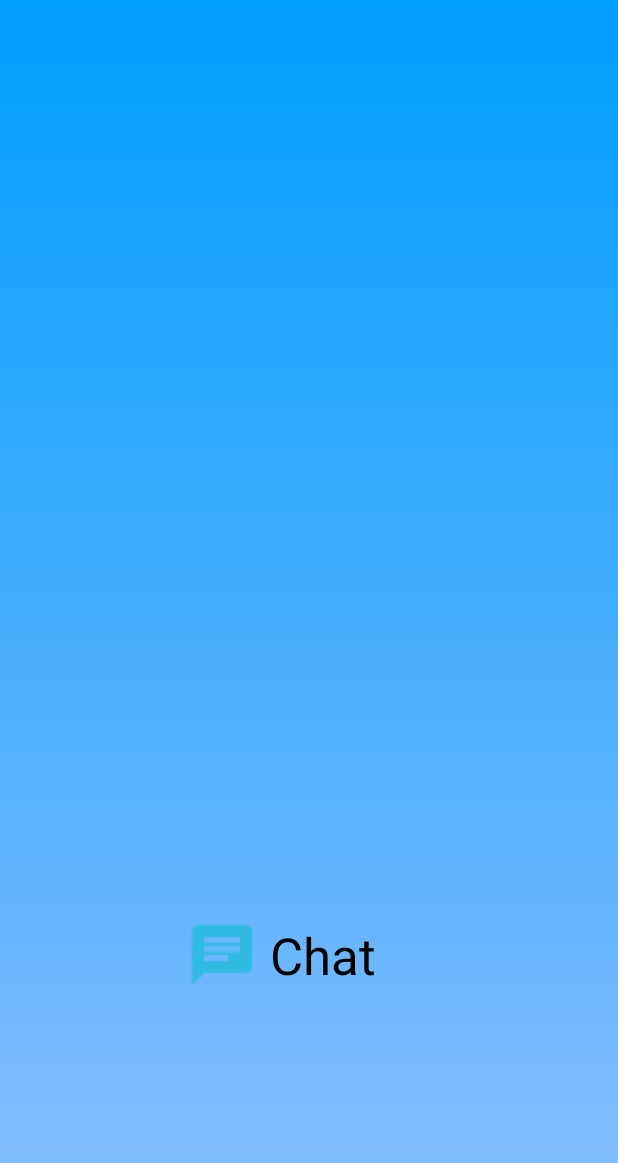
After one commit to ShaharShaki/chatAndroid, an Android app: the layout messageslayout.xml on its own in the app's theme, with its tools: preview values and no code run, on a phone screen of 412 x 824 dp. The commit adds this screen. Shown: the top 1163 px of the screen. Run offline under Robolectric (Android 15) with nearby library versions, the phone set to English and light mode, and no system bars.

Commit message:
add name to the chat

```diff
--- a/app/src/main/res/layout/activity_chat.xml
+++ b/app/src/main/res/layout/activity_chat.xml
@@ -13,9 +13,13 @@
         app:layout_constraintStart_toStartOf="parent"
         app:layout_constraintTop_toBottomOf="parent">
 
+        <include layout="@layout/messageslayout">
+
+        </include>
+
 
         <TextView
-            android:id="@+id/TextView"
+            android:id="@+id/user_name"
             android:layout_width="wrap_content"
             android:layout_height="wrap_content"
             android:layout_centerInParent="true"
--- /dev/null
+++ b/app/src/main/res/layout/messageslayout.xml
@@ -0,0 +1,109 @@
+<?xml version="1.0" encoding="utf-8"?>
+<androidx.constraintlayout.widget.ConstraintLayout xmlns:android="http://schemas.android.com/apk/res/android"
+    xmlns:app="http://schemas.android.com/apk/res-auto"
+    xmlns:tools="http://schemas.android.com/tools"
+    android:layout_width="match_parent"
+    android:layout_height="match_parent"
+    android:orientation="vertical"
+    tools:context=".MainActivity"
+    tools:ignore="ExtraText"
+    android:background="@drawable/login_background">
+
+    <LinearLayout
+        android:layout_width="wrap_content"
+        android:layout_height="wrap_content"
+        android:padding="20dp"
+        app:layout_constraintBottom_toBottomOf="parent"
+        app:layout_constraintEnd_toEndOf="parent"
+        app:layout_constraintHorizontal_bias="0.404"
+        app:layout_constraintStart_toStartOf="parent"
+        app:layout_constraintTop_toBottomOf="@+id/linearLayout2"
+        app:layout_constraintVertical_bias="0.385">
+
+
+        <ImageView
+            android:id="@+id/imageView"
+            android:layout_width="wrap_content"
+            android:layout_height="wrap_content"
+            android:layout_weight="1"
+            android:padding="20dp"
+            android:scaleX="2"
+            android:scaleY="2"
+            app:srcCompat="@drawable/ic_logo"
+            tools:layout_editor_absoluteX="150dp"
+            tools:layout_editor_absoluteY="172dp" />
+
+        <TextView
+            android:layout_width="wrap_content"
+            android:layout_height="wrap_content"
+            android:layout_gravity="center_vertical"
+            android:text="@string/chat_logo"
+            android:textColor="@color/black"
+            android:textSize="34sp"
+            tools:layout_editor_absoluteX="205dp"
+            tools:layout_editor_absoluteY="178dp" />
+
+    </LinearLayout>
+
+
+    <LinearLayout
+        android:id="@+id/linearLayout2"
+        android:layout_width="match_parent"
+        android:layout_height="wrap_content"
+        android:orientation="vertical"
+        android:padding="20dp"
+        app:layout_constraintBottom_toBottomOf="parent"
+        app:layout_constraintTop_toTopOf="parent">
+
+        <TextView
+            android:id="@+id/user_name"
+            android:layout_width="wrap_content"
+            android:layout_height="wrap_content"
+            android:layout_gravity="center_vertical"
+            android:textColor="@color/black"
+            android:textSize="34sp"
+            tools:layout_editor_absoluteX="205dp"
+            tools:layout_editor_absoluteY="178dp" />
+
+        <ImageView
+            android:id="@+id/profile_img"
+            android:layout_width="wrap_content"
+            android:layout_height="wrap_content"
+            android:layout_gravity="center_vertical"
+            android:textColor="@color/black"
+            android:textSize="34sp"
+            tools:layout_editor_absoluteX="205dp"
+            tools:layout_editor_absoluteY="178dp" />
+
+        <TextView
+            android:id="@+id/last_message"
+            android:layout_width="wrap_content"
+            android:layout_height="wrap_content"
+            android:layout_gravity="center_vertical"
+            android:textColor="@color/black"
+            android:textSize="34sp"
+            tools:layout_editor_absoluteX="205dp"
+            tools:layout_editor_absoluteY="178dp" />
+
+        <TextView
+            android:id="@+id/time"
+            android:layout_width="wrap_content"
+            android:layout_height="wrap_content"
+            android:layout_gravity="center_vertical"
+            android:textColor="@color/black"
+            android:textSize="34sp"
+            tools:layout_editor_absoluteX="205dp"
+            tools:layout_editor_absoluteY="178dp" />
+
+        <ListView
+            android:id="@+id/MessagesListView"
+            android:layout_width="match_parent"
+            android:layout_height="match_parent"
+            tools:layout_editor_absoluteX="0dp"
+            tools:layout_editor_absoluteY="0dp" />
+
+    </LinearLayout>
+
+
+
+</androidx.constraintlayout.widget.ConstraintLayout>
```
Also changed, not shown: app/src/main/java/com/example/chatandroid/ChatActivity.java (+51 -6 lines), app/src/main/java/com/example/chatandroid/ContactsListActivity.java (+4 -9 lines), app/src/main/java/com/example/chatandroid/Message.java (added, +54 -0 lines), app/src/main/java/com/example/chatandroid/messagesAdapter.java (added, +43 -0 lines), app/src/main/java/com/example/chatandroid/messagesDB.java (added, +10 -0 lines).
